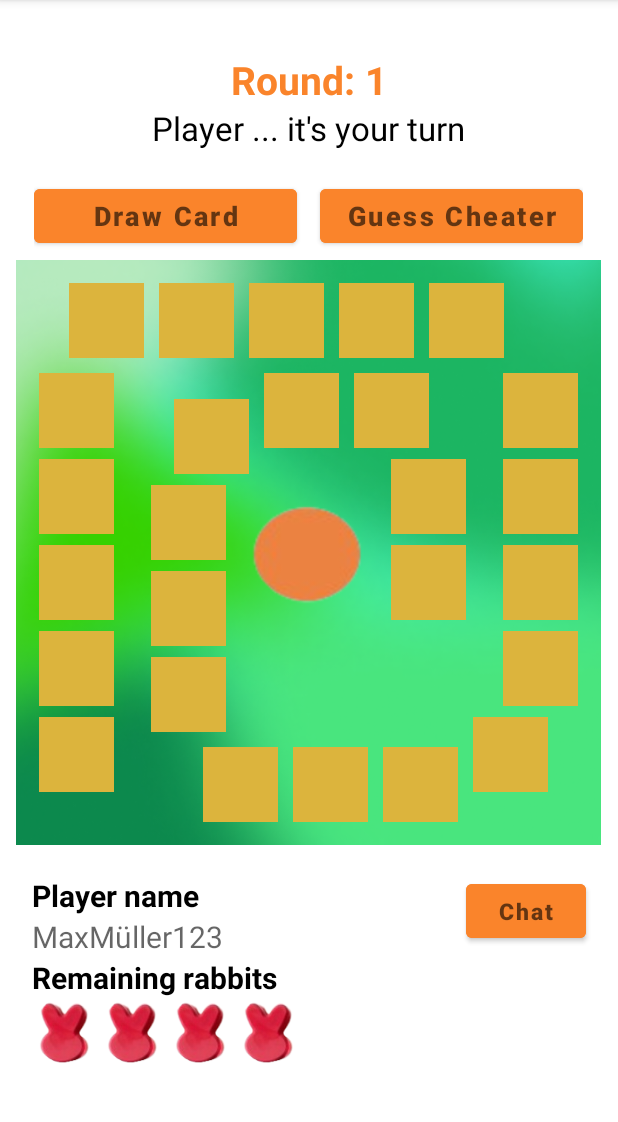
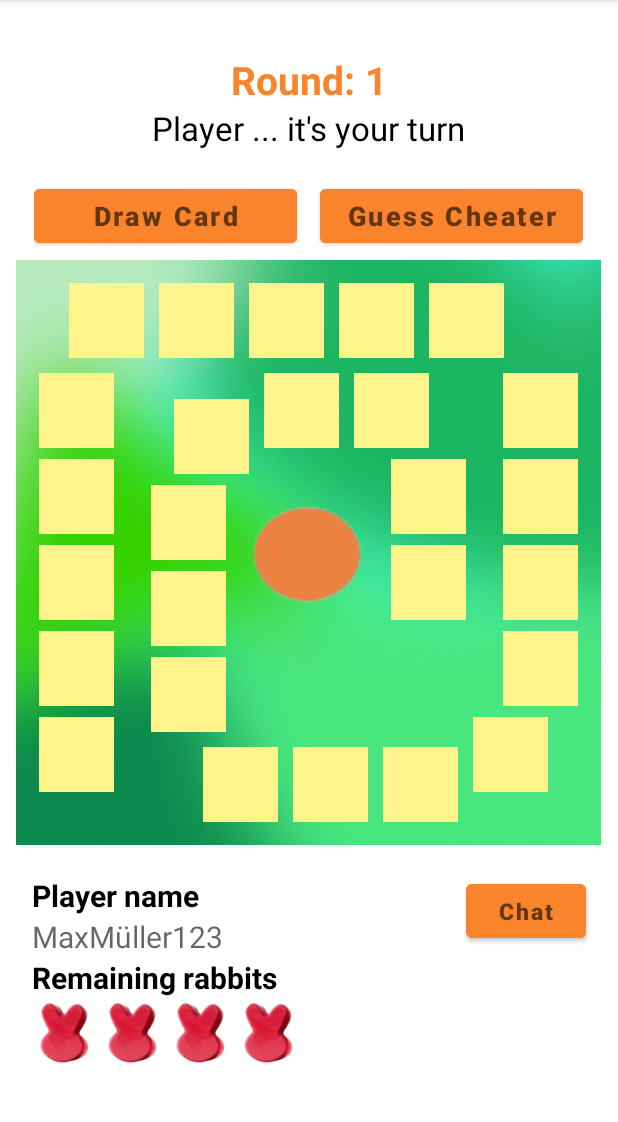
Before and after one commit to SE2-Gruppe-III-LottiKarotti/Frontend, an Android app: the GameActivity screen opened directly, with no data from a screen before it, on a phone screen of 412 x 824 dp, the part 84-1206 px from its top. Run offline under Robolectric (Android 15) with nearby library versions, the phone set to English and light mode, and no system bars.

Commit message:
fix issue

```diff
--- a/app/src/main/java/at/aau/serg/websocketdemoapp/activities/GameActivity.java
+++ b/app/src/main/java/at/aau/serg/websocketdemoapp/activities/GameActivity.java
@@ -147,6 +147,7 @@ public class GameActivity extends AppCompatActivity {
         clickedRabbit.setX(targetX);
         clickedRabbit.setY(targetY);
 
+
         rabbitPosition[currentPosition+fieldToGo]=rabbitNumber;
         }
     }
--- a/app/src/main/res/values/colors.xml
+++ b/app/src/main/res/values/colors.xml
@@ -8,5 +8,5 @@
     <color name="black">#FF000000</color>
     <color name="white">#FFFFFFFF</color>
     <color name="orange">#fa842b</color>
-    <color name="yellow">#DCB43D</color>
+    <color name="yellow">#FFF48C</color>
 </resources>
```
